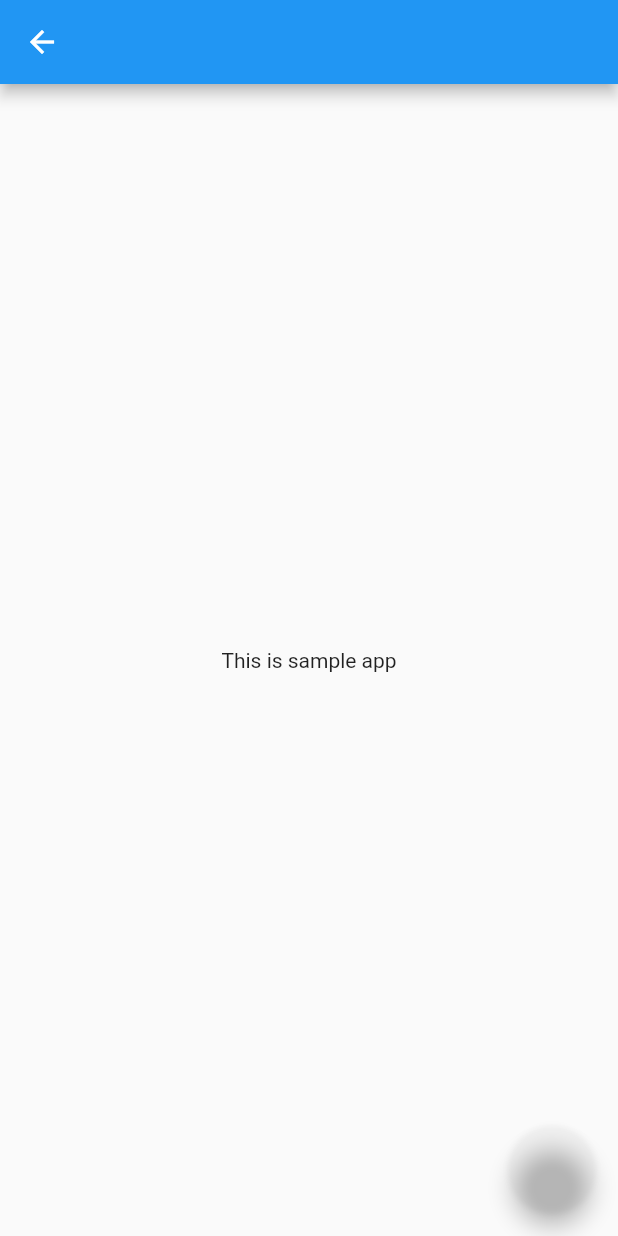
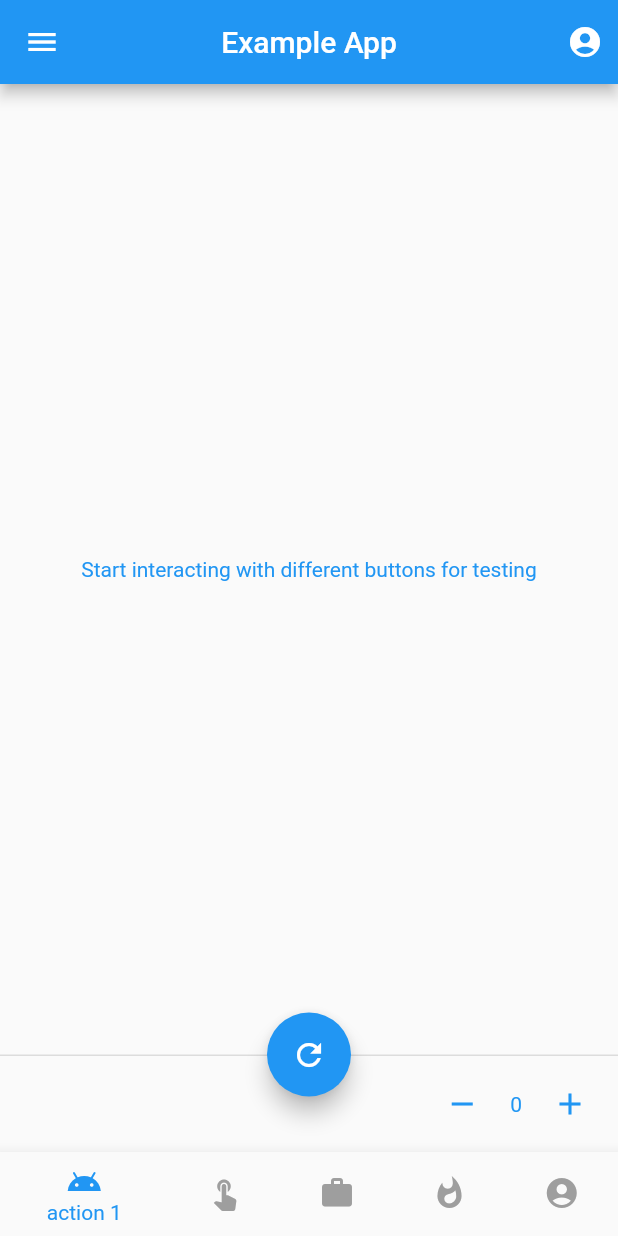
Before and after one commit to madhavtripathi05/Flutter-Examples, a Flutter app: the ScaffoldWidget screen opened directly, on a phone screen of 412 x 824 dp. Run offline on Flutter 3.47's test engine with Material 2 defaults, Android fonts, the phone set to English and light mode, and no system bars.

Commit message:
example app of Scaffold is ready

```diff
--- a/material_app/lib/main.dart
+++ b/material_app/lib/main.dart
@@ -1,7 +1,6 @@
 import 'package:flutter/material.dart';
 
-import './widgets/center_widget.dart';
-// import './widgets/scaffold_widget.dart';
+import './widgets/scaffold_widget.dart';
 
 //as every programming language execution starts from main()
 void main() => runApp(MyApp());
@@ -23,12 +22,12 @@ class MyApp extends StatelessWidget {
       ),
 
       //our app will be loaded from here
-      home: CenterWidget(),
+      home: ScaffoldWidget(),
 
       //routes to different screens
       routes: {
-        '/center-widget': (context) =>
-            CenterWidget(), //if home not specified app will start from here
+        '/scaffold-widget': (context) =>
+            ScaffoldWidget(), //if home not specified app will start from here
       },
     );
   }
--- a/material_app/lib/widgets/scaffold_widget.dart
+++ b/material_app/lib/widgets/scaffold_widget.dart
@@ -1,16 +1,138 @@
+import 'dart:math';
+
 import 'package:flutter/material.dart';
 
-class ScaffoldWidget extends StatelessWidget {
+class ScaffoldWidget extends StatefulWidget {
+  @override
+  _ScaffoldWidgetState createState() => _ScaffoldWidgetState();
+}
+
+class _ScaffoldWidgetState extends State<ScaffoldWidget> {
+  Color myColor = Colors.blue;
+  List<Color> colors = [
+    Colors.green,
+    Colors.pink,
+    Colors.red,
+    Colors.amber,
+    Colors.purple,
+    Colors.yellow,
+    Colors.teal,
+    Colors.orange,
+    Colors.indigo,
+    Colors.cyan,
+  ];
+  int counter = 0;
+  int selectedIndex = 0;
+  void changeColor() =>
+      setState(() => myColor = colors[Random().nextInt(colors.length)]);
+  void increment() => setState(() => counter++);
+  void decrement() => setState(() => counter > 0 ? counter-- : null);
+
   @override
   Widget build(BuildContext context) {
     return Scaffold(
-      appBar: AppBar(),
+      /*top area of your app where you can provide different things like
+      title of app, set custom actions*/
+      appBar: AppBar(
+        title: Text(
+            //this is a Text widget here you can use it to add text to your widget
+            'Example App'),
+        backgroundColor: myColor,
+        centerTitle: true,
+        actions: <Widget>[
+          //this is present on the right side of appBar
+          Padding(
+            padding: const EdgeInsets.all(10.0),
+            child: Icon(Icons.account_circle),
+          ),
+        ],
+      ),
       body: Center(
-        child: Text('This is sample app'),
+        child: Text('Start interacting with different buttons for testing',
+            style: TextStyle(color: myColor)),
       ),
+      drawer: Drawer(
+        child: ListView(
+          children: <Widget>[
+            CircleAvatar(
+                //adds a circular logo inside which you can add anything
+                child: FlutterLogo(),
+                backgroundColor: myColor),
+
+            //adding multiple options
+            for (var i = 1; i < 5; i++)
+              ListTile(
+                title: Text('Option $i'),
+                leading: Icon(Icons.check_circle_outline, color: myColor),
+                onTap: () => print('option $i pressed'),
+              ),
+          ],
+        ),
+      ),
+      endDrawer: Drawer(
+        //this drawer will open when you will swipe from right side
+        child: ListView(children: [
+          CircleAvatar(
+            radius: 20,
+            backgroundColor: myColor,
+            child: Icon(
+              Icons.account_circle,
+              color: Colors.white
+            ),
+          ),
+          ListTile(title: Text('Name'),),
+          ListTile(title: Text('Account details'),),
+          ListTile(title: Text('Settings'),),
+        ]),
+      ),
+      floatingActionButtonLocation: FloatingActionButtonLocation.centerDocked,
       floatingActionButton: FloatingActionButton(
-        onPressed: () => print('button pressed'),
+        /*what should happen when we tap on button,
+        here we're calling buttonTap method defined priorly*/
+        onPressed: changeColor,
+        tooltip: 'tap me to change color of appBar',
+        child: Icon(Icons.refresh),
+        backgroundColor: myColor,
+
       ),
+      //add this when you want buttons in footer area like a send button in chat,
+      persistentFooterButtons: <Widget>[
+        IconButton(
+            icon: Icon(Icons.remove),
+            onPressed: () {
+              changeColor();
+              decrement();
+            },
+            color: myColor),
+        Text('$counter', style: TextStyle(color: myColor)),
+        IconButton(
+            icon: Icon(Icons.add),
+            onPressed: () {
+              changeColor();
+              increment();
+            },
+            color: myColor),
+      ],
+      bottomNavigationBar: BottomNavigationBar(
+          selectedItemColor: myColor,
+          onTap: (val) {
+            setState(() => selectedIndex = val);
+            changeColor();
+          },
+          unselectedItemColor: Colors.grey,
+          currentIndex: selectedIndex,
+          items: [
+            BottomNavigationBarItem(
+                title: Text('action 1'), icon: Icon(Icons.android)),
+            BottomNavigationBarItem(
+                title: Text('action 2'), icon: Icon(Icons.touch_app)),
+            BottomNavigationBarItem(
+                title: Text('action 3'), icon: Icon(Icons.work)),
+            BottomNavigationBarItem(
+                title: Text('action 4'), icon: Icon(Icons.whatshot)),
+            BottomNavigationBarItem(
+                title: Text('action 5'), icon: Icon(Icons.account_circle)),
+          ]),
     );
   }
 }
--- a/material_app/pubspec.yaml
+++ b/material_app/pubspec.yaml
@@ -14,7 +14,7 @@ description: A new Flutter project.
 version: 1.0.0+1
 
 environment:
-  sdk: ">=2.1.0 <3.0.0"
+  sdk: ">=2.2.2 <3.0.0"
 
 dependencies:
   flutter:
```
Also changed, not shown: material_app/flutter_01.png (added), material_app/flutter_02.png (added), material_app/flutter_03.png (added), material_app/flutter_04.png (added), material_app/flutter_05.png (added).
